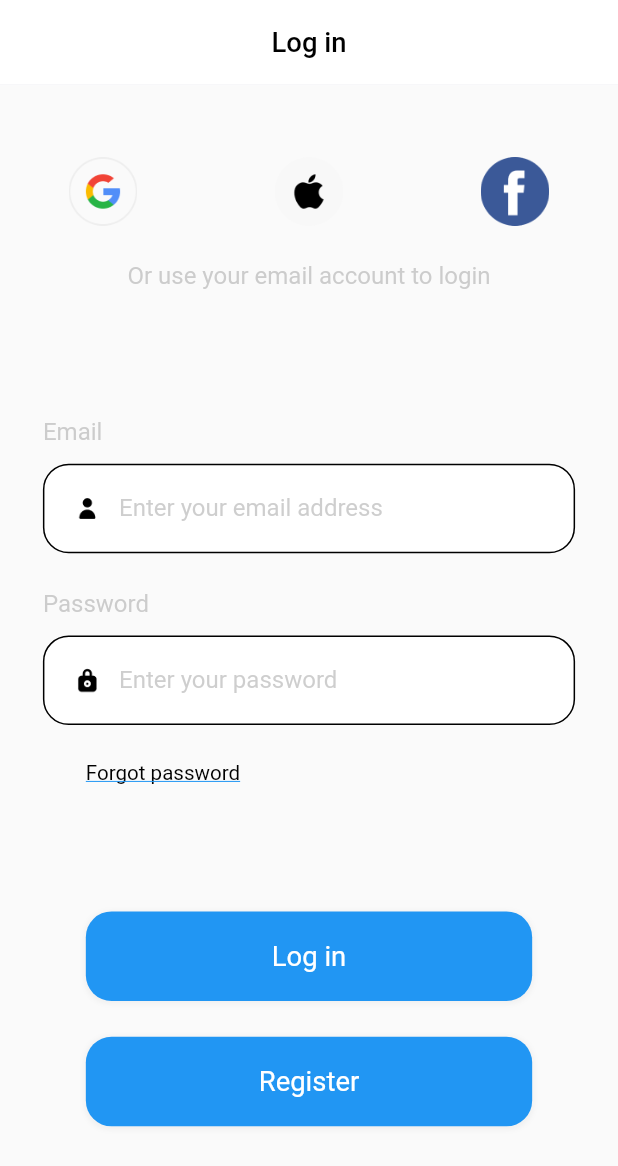
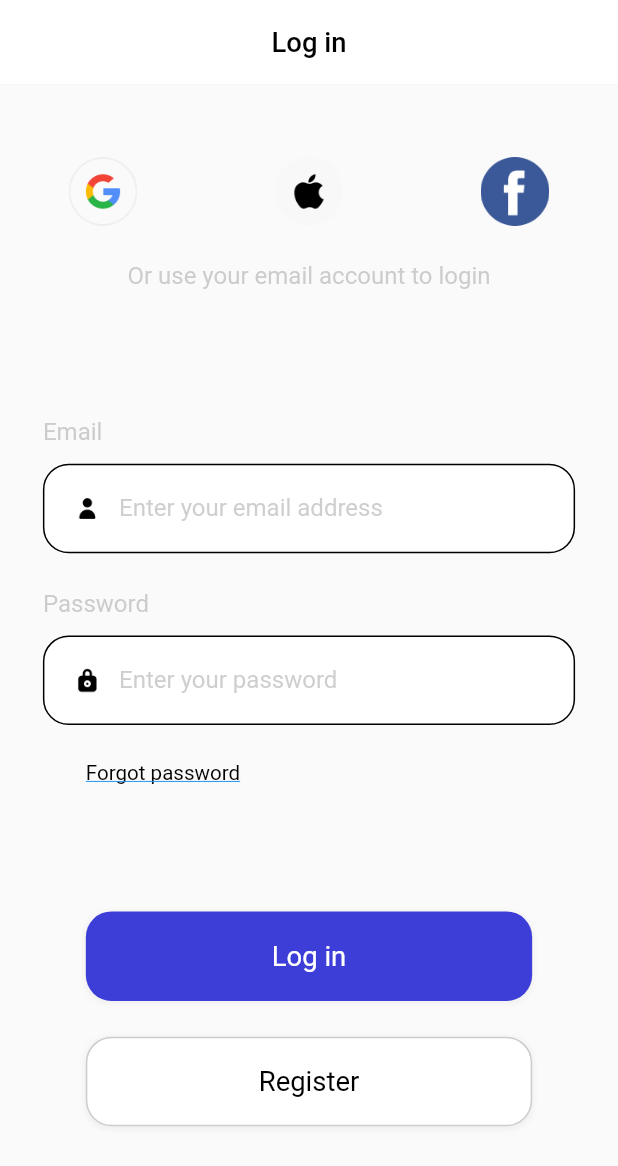
Before and after one commit to SinaHajipooor/Bloc-Pattern, a Flutter app: the SigninScreen screen opened by its route, on a phone screen of 412 x 824 dp. Shown: the top 1166 px of the screen. Run offline on Flutter 3.47's test engine with Material 2 defaults, Android fonts, the phone set to English and light mode, and no system bars; our stand-ins replace bloc, dots_indicator, flutter_bloc, flutter_screenutil; Roboto replaces fonts that are missing (Avenir).

Commit message:
refactor the reusable button widget

```diff
--- a/lib/app/imports/app_imports.dart
+++ b/lib/app/imports/app_imports.dart
@@ -8,3 +8,4 @@ export 'package:bloc_pattern/screens/welcome/welcome_screen.dart';
 export 'package:bloc_pattern/screens/signin/signin_screen.dart';
 export 'package:bloc_pattern/screens/welcome/bloc/welcome_events.dart';
 export 'package:dots_indicator/dots_indicator.dart';
+export 'package:bloc_pattern/common/values/colors.dart';
--- a/lib/widgets/signin/login_and_reg_button.dart
+++ b/lib/widgets/signin/login_and_reg_button.dart
@@ -8,8 +8,9 @@ Widget buildLoginAndRegButton(String buttonName, String buttonType) {
       height: 50.h,
       margin: EdgeInsets.only(left: 25.w, right: 25.w, top: buttonType == 'login' ? 40.h : 20.h),
       decoration: BoxDecoration(
-        color: Colors.blue,
+        color: buttonType == 'login' ? AppColors.primaryElement : AppColors.primaryBackground,
         borderRadius: BorderRadius.circular(15.w),
+        border: Border.all(color: buttonType == 'login' ? Colors.transparent : AppColors.primaryFourElementText),
         boxShadow: [
           BoxShadow(spreadRadius: 1, blurRadius: 2, offset: const Offset(0, 1), color: Colors.grey.withOpacity(0.1)),
         ],
@@ -17,7 +18,7 @@ Widget buildLoginAndRegButton(String buttonName, String buttonType) {
       child: Center(
           child: Text(
         buttonName,
-        style: TextStyle(fontSize: 16.sp, color: Colors.white),
+        style: TextStyle(fontSize: 16.sp, color: buttonType == 'login' ? AppColors.primaryBackground : AppColors.primaryText),
       )),
     ),
   );
```
